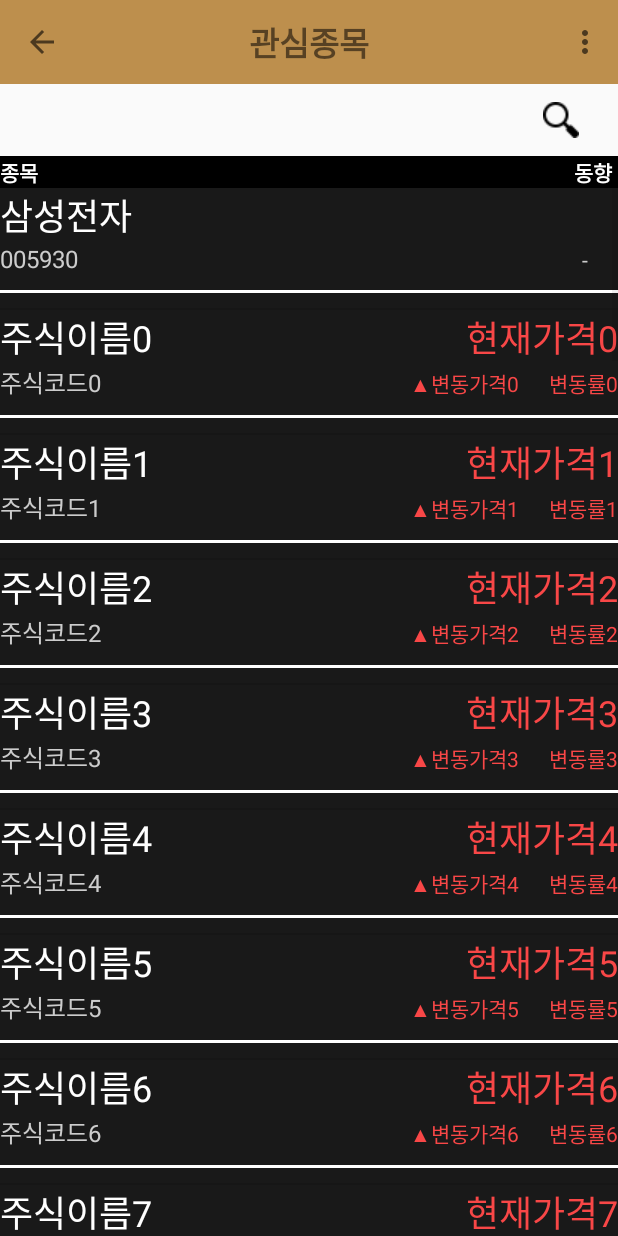
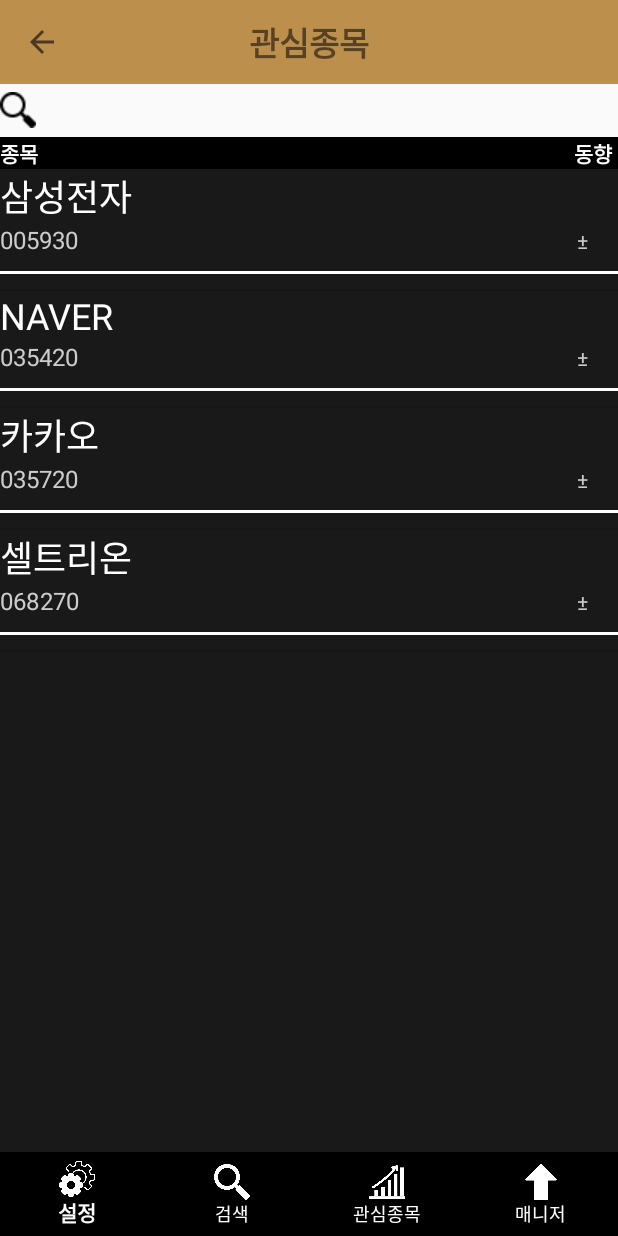
Before and after one commit to CDST-Studio/JAVA-StockOverlay, an Android app: the MainActivity screen opened directly, with no data from a screen before it, on a phone screen of 412 x 824 dp. Run offline under Robolectric (Android 15) with nearby library versions, the phone set to English and light mode, and no system bars; our stand-ins replace Firebase (no records; nobody signed in at launch, a user with empty details on screens opened directly), data binding; 8 statements that could not run were skipped.

Commit message:
1. MainActivity를 Fragment로 전환 2. 하단 네비게이션바 추가 및 이미지 추가

```diff
--- a/app/build.gradle
+++ b/app/build.gradle
@@ -48,6 +48,9 @@
     // 웹 크롤링용 jsoup
     implementation 'org.jsoup:jsoup:1.11.3'
 
+    //noinspection GradleCompatible
+    implementation 'com.android.support:design:28.0.0'
+
     implementation 'androidx.multidex:multidex:2.0.1'
     implementation 'androidx.appcompat:appcompat:1.2.0'
     implementation 'com.google.android.material:material:1.2.1'
--- a/app/src/main/java/Module/Crawling.java
+++ b/app/src/main/java/Module/Crawling.java
@@ -60,13 +60,12 @@
         String cFlag = "-";
 
         String crawlingResult = doc.select("#chart_area > div.rate_info > div.today > p.no_exday > em").text().split(" ")[0];
-        Log.d("Change check", "result = "+crawlingResult);
         if(crawlingResult.equals("상승")) {
             cFlag = "▲";
         }else if (crawlingResult.equals("하락")) {
             cFlag = "▼";
         }else {
-            cFlag = "-";
+            cFlag = "±";
         }
 
         return cFlag;
@@ -75,15 +74,14 @@
     // 전일 종가 대비 등락률 계산 메서드
     public String changeRate() {
         String[] crawlingResult = doc.select("#chart_area > div.rate_info > div.today > p.no_exday > em").text().split(" ");
-        Log.d("ChangeRate check", "result = "+crawlingResult);
-        String rate = crawlingResult[3] + crawlingResult[4] + crawlingResult[6];
+        String rate = crawlingResult[crawlingResult.length - 2] + crawlingResult[crawlingResult.length - 1];
         return rate;
     }
 
     // 전일 종가 대비 등락 가격 계산 메서드
     public String changePrice() {
-        Log.d("ChangePrice check", "result = "+doc.select("#chart_area > div.rate_info > div.today > p.no_exday > em").text().split(" ")[1]);
-        return doc.select("#chart_area > div.rate_info > div.today > p.no_exday > em").text().split(" ")[1];
+        String[] crawlingResult = doc.select("#chart_area > div.rate_info > div.today > p.no_exday > em").text().split(" ");
+        return crawlingResult[1];
     }
 
     public String codeToName() {
--- /dev/null
+++ b/app/src/main/java/View/Fragment/MainFragment.java
@@ -0,0 +1,84 @@
+package View.Fragment;
+
+import android.content.Intent;
+import android.os.Bundle;
+import android.view.LayoutInflater;
+import android.view.Menu;
+import android.view.MenuInflater;
+import android.view.MenuItem;
+import android.view.View;
+import android.view.ViewGroup;
+import android.widget.Button;
+import android.widget.ListView;
+import android.widget.Toast;
+
+import androidx.annotation.NonNull;
+import androidx.annotation.Nullable;
+import androidx.appcompat.app.ActionBar;
+import androidx.appcompat.widget.Toolbar;
+import androidx.fragment.app.Fragment;
+import androidx.lifecycle.ViewModelProvider;
+
+import com.google.firebase.auth.FirebaseAuth;
+import com.needfor.stockoverlay.R;
+import com.needfor.stockoverlay.databinding.ActivityMainBinding;
+
+import java.util.ArrayList;
+
+import Model.Stock;
+import Module.DBA;
+import View.ListViewAdapter;
+import ViewModel.stockViewModel;
+
+public class MainFragment extends Fragment {
+    private ActivityMainBinding binding;
+    private ListViewAdapter adapter;
+    private ViewGroup viewGroup;
+
+    @Nullable
+    @Override
+    public View onCreateView(@NonNull LayoutInflater inflater, @Nullable ViewGroup container, @Nullable Bundle savedInstanceState) {
+        viewGroup = (ViewGroup) inflater.inflate(R.layout.fragment_main, container,false);
+
+        //createStock();
+        binding = ActivityMainBinding.inflate(getLayoutInflater()); //데이터 바인딩
+
+        //Observer
+        stockViewModel model = new ViewModelProvider(this).get(stockViewModel.class);
+        ArrayList<Stock> noLiveStockList = model.getStockList().getValue(); // 이거 시현이가 쓰면 된다.
+
+        ListView listview = viewGroup.findViewById(R.id.stocklist);
+        adapter = new ListViewAdapter();
+        String[] exStocks = {"삼성전자", "NAVER", "카카오", "셀트리온"};
+        for (int i = 0; i < exStocks.length; i++) {
+            Stock stock = new Stock(exStocks[i]);
+            new DBA().initStock(getResources().getAssets(), stock);
+            adapter.addItem(stock.getName(), stock.getStockCode(), stock.getCurrentPrice(), stock.getChangePrice(), stock.getChangeRate(), stock.getChange());
+        }
+        listview.setAdapter(adapter);
+
+        Button search = viewGroup.findViewById(R.id.Button_search);
+        search.setOnClickListener(new View.OnClickListener() {
+            @Override
+            public void onClick(View v) {
+
+            }
+        });
+
+        //stockViewModel model = new ViewModelProvider(this).get(stockViewModel.class); // Observer
+        //ArrayList<Stock> noLiveStockList = model.getStockList().getValue(); // 이거 시현이가 쓰면 된다.
+
+        /*
+        final Observer<ArrayList<Stock>> stockObserver = new Observer<ArrayList<Stock>>() {
+            @Override
+            public void onChanged(ArrayList<Stock> stockArray) {
+                //여기에서 값 업데이트
+            }
+        };
+
+        model.getStockList().observe(this, stockObserver); //Observer
+        */
+
+        return viewGroup;
+    }
+}
--- a/app/src/main/java/View/MainActivity.java
+++ b/app/src/main/java/View/MainActivity.java
@@ -1,21 +1,26 @@
 package View;
 
+import android.annotation.SuppressLint;
+import android.annotation.TargetApi;
 import android.content.Intent;
+import android.content.res.ColorStateList;
+import android.net.Uri;
+import android.os.Build;
 import android.os.Bundle;
+import android.provider.Settings;
 import android.view.Menu;
 import android.view.MenuInflater;
 import android.view.MenuItem;
-import android.view.View;
-import android.widget.Button;
-import android.widget.ListView;
 import android.widget.Toast;
 
 import androidx.annotation.NonNull;
+import androidx.annotation.Nullable;
 import androidx.appcompat.app.ActionBar;
 import androidx.appcompat.app.AppCompatActivity;
 import androidx.appcompat.widget.Toolbar;
 import androidx.lifecycle.ViewModelProvider;
 
+import com.google.android.material.bottomnavigation.BottomNavigationView;
 import com.google.firebase.auth.FirebaseAuth;
 import com.needfor.stockoverlay.R;
 import com.needfor.stockoverlay.databinding.ActivityMainBinding;
@@ -23,95 +28,103 @@
 import java.util.ArrayList;
 
 import Model.Stock;
-import Module.DBA;
+import View.Fragment.MainFragment;
 import View.Service.OverlayService;
 import ViewModel.stockViewModel;
 
 public class MainActivity extends AppCompatActivity {
-    private ActivityMainBinding binding;
-    private ListViewAdapter adapter;
+    public static int ACTION_MANAGE_OVERLAY_PERMISSION_REQUEST_CODE= 5469;
+    private BottomNavigationView bottomNavigationView;
 
     @Override
     protected void onCreate(Bundle savedInstanceState) {
         super.onCreate(savedInstanceState);
         setContentView(R.layout.activity_main);
-        createToolbar();
-        //createStock();
-        binding = ActivityMainBinding.inflate(getLayoutInflater()); //데이터 바인딩
+        createToolbar(); // 상단 네비게이션 바 생성
+        createBottomNavigation(); // 하단 네비게이션 바 생성
 
-        //Observer
-        stockViewModel model = new ViewModelProvider(this).get(stockViewModel.class);
-        ArrayList<Stock> noLiveStockList = model.getStockList().getValue(); // 이거 시현이가 쓰면 된다.
+        MainFragment mainFragment = new MainFragment();
 
-        //stockViewModel model = new ViewModelProvider(this).get(stockViewModel.class); // Observer
-        //ArrayList<Stock> noLiveStockList = model.getStockList().getValue(); // 이거 시현이가 쓰면 된다.
-
-        ListView listview = (ListView)findViewById(R.id.ListStock);
-        adapter = new ListViewAdapter();
-        for (int i = 0; i < 50; i++) {
-            if(i==0) {
-                Stock stock = new Stock("삼성전자");
-                new DBA().initStock(getResources().getAssets(), stock);
-                adapter.addItem(stock.getName(), stock.getStockCode(), stock.getCurrentPrice(), stock.getChangePrice(), stock.getChangeRate(), stock.getChange());
-            }
-            adapter.addItem("주식이름"+i ,"주식코드"+i,"현재가격"+i,
-                    "변동가격"+i,"변동률"+i,"▲");
-        }
-        listview.setAdapter(adapter);
-
-        Button search = findViewById(R.id.Button_search);
-        search.setOnClickListener(new View.OnClickListener() {
-            @Override
-            public void onClick(View v) {
-                startActivity(new Intent(MainActivity.this, SearchActivity.class));
-            }
-        });
-
-        /*final Observer<ArrayList<Stock>> stockObserver = new Observer<ArrayList<Stock>>() {
-            @Override
-            public void onChanged(ArrayList<Stock> stockArray) {
-                //여기에서 값 업데이트
-            }
-        };
-
-        model.getStockList().observe(this, stockObserver); //Observer
-        */
+        //제일 처음 띄워줄 뷰를 세팅, commit();까지 해줘야 함
+        getSupportFragmentManager().beginTransaction().replace(R.id.fragment_zone, mainFragment).commitAllowingStateLoss();
     }
 
     //  -------------- 앱바(액션바) 및 메뉴 생성 메서드 --------------
     public void createToolbar() {
         Toolbar toolbar = findViewById(R.id.main_toolbar);
         setSupportActionBar(toolbar);
+
         ActionBar actionBar = getSupportActionBar();
         actionBar.setDisplayShowCustomEnabled(true);
         actionBar.setDisplayShowTitleEnabled(false);//기본 제목을 없애줍니다.
         actionBar.setDisplayHomeAsUpEnabled(true);
     }
 
-    @Override
-    public boolean onCreateOptionsMenu(Menu menu) {
-        MenuInflater menuInflater = getMenuInflater();
-        menuInflater.inflate(R.menu.main_menu, menu);
-        return super.onCreateOptionsMenu(menu);
+    @SuppressLint("ResourceType")
+    public void createBottomNavigation() {
+        bottomNavigationView = findViewById(R.id.bottomNavigationView); // 하단 액션바(네비게이션 바, 툴바)
+        bottomNavigationView.setItemIconTintList(getResources().getColorStateList(R.color.white));
+        bottomNavigationView.setItemTextColor(getResources().getColorStateList(R.color.white));
+        bottomNavigationView.setOnNavigationItemSelectedListener(new BottomNavigationView.OnNavigationItemSelectedListener() {
+            @Override public boolean onNavigationItemSelected(@NonNull MenuItem menuItem) {
+                switch (menuItem.getItemId()) {
+                    case R.id.tab1:
+
+                        return true;
+                    case R.id.tab2:
+                         startActivity(new Intent(MainActivity.this, SearchActivity.class));
+                         return true;
+                    case R.id.tab3:
+                         return true;
+                    case R.id.tab4:
+                        checkPermission();
+                        return true;
+                    default: return false;
+                }
+            }
+        });
     }
 
+    //  -------------- 다른 앱 위에 그리기 권한 및 각종 권한을 사용자에게 요구하는 소스 코드 --------------
+    public void checkPermission() {
+        // 마시멜로우 이상일 경우
+        if (Build.VERSION.SDK_INT >= Build.VERSION_CODES.M) {
+            // 다른앱 위에 그리기 체크
+            if (!Settings.canDrawOverlays(this)) {
+                Uri uri = Uri.fromParts("package" , getPackageName(), null);
+                Intent intent = new Intent(Settings.ACTION_MANAGE_OVERLAY_PERMISSION, uri);
+                startActivityForResult(intent, ACTION_MANAGE_OVERLAY_PERMISSION_REQUEST_CODE);
+            } else {
+                startOverlay();
+            }
+        } else {
+            startOverlay();
+        }
+    }
+
+    @TargetApi(Build.VERSION_CODES.M)
     @Override
-    public boolean onOptionsItemSelected(@NonNull MenuItem item) {
-        switch (item.getItemId()) {
-            case R.id.logout :
-                FirebaseAuth.getInstance().signOut();
-                Toast.makeText(getApplicationContext(), "로그아웃", Toast.LENGTH_SHORT).show();
-                break;
+    protected void onActivityResult(int requestCode, int resultCode, Intent data) {
+        super.onActivityResult(requestCode, resultCode, data);
+        if (requestCode == ACTION_MANAGE_OVERLAY_PERMISSION_REQUEST_CODE) {
+            if (!Settings.canDrawOverlays(this)) {
+                finish();
+            } else {
+                startOverlay();
+            }
         }
-        return super.onOptionsItemSelected(item);
+    }
+
+
+    void startOverlay(){
+        if (Build.VERSION.SDK_INT >= Build.VERSION_CODES.O) {
+            startForegroundService(new Intent(this, OverlayService.class));
+        } else {
+            startService(new Intent(this, OverlayService.class));
+        }
     }
 
     //  -------------- 기타 메서드 --------------
-    private void callSearchStockActivity(){ //main에서 상세 검색 창으로 이동
-        Intent search_stockIntent = new Intent(this, SearchActivity.class);
-        startActivity(search_stockIntent);
-    }
-
     /*private void createStock() { // 주식 레이아웃 동적 생성 크롤링한 Array 출력
         LinearLayout Layout_stock = new LinearLayout(this);
         LinearLayout.LayoutParams params = new LinearLayout.LayoutParams(LinearLayout.LayoutParams.MATCH_PARENT, LinearLayout.LayoutParams.WRAP_CONTENT);
--- /dev/null
+++ b/app/src/main/res/drawable/bottom_menu_color.xml
@@ -0,0 +1,5 @@
+<?xml version="1.0" encoding="utf-8"?>
+<selector xmlns:android="http://schemas.android.com/apk/res/android">
+    <item android:color="@color/stockoverlay_brown" android:state_checked="true" />
+    <item android:color="@color/white" android:state_checked="false" />
+</selector>
--- /dev/null
+++ b/app/src/main/res/drawable/item_color.xml
@@ -0,0 +1,5 @@
+<?xml version="1.0" encoding="utf-8"?>
+<selector xmlns:android="http://schemas.android.com/apk/res/android">
+    <item android:state_checked="true" android:color="@color/stockoverlay_brown"/>
+    <item android:color="#FFFFFF"/>
+</selector>
--- a/app/src/main/res/layout/activity_main.xml
+++ b/app/src/main/res/layout/activity_main.xml
@@ -1,14 +1,13 @@
 <?xml version="1.0" encoding="utf-8"?>
 <layout xmlns:android="http://schemas.android.com/apk/res/android"
     xmlns:tools="http://schemas.android.com/tools"
-    xmlns:app="http://schemas.android.com/apk/res-auto"
-    tools:context=".StartActivity">
+    xmlns:app="http://schemas.android.com/apk/res-auto">
 
-    <LinearLayout
-        android:layout_height="wrap_content"
+    <androidx.coordinatorlayout.widget.CoordinatorLayout
         android:layout_width="match_parent"
-        tools:ignore="MissingConstraints"
-        android:orientation="vertical" >
+        android:layout_height="match_parent"
+        android:orientation="vertical"
+        tools:ignore="MissingConstraints">
 
         <androidx.appcompat.widget.Toolbar
             android:id="@+id/main_toolbar"
@@ -24,54 +23,27 @@
                 android:text="관심종목"
                 android:textSize="22dp"
                 android:textStyle="bold"></TextView>
-
         </androidx.appcompat.widget.Toolbar>
 
-        <LinearLayout
-            android:layout_width="wrap_content"
-            android:layout_height="wrap_content"
-            android:layout_gravity="right">
+        <FrameLayout
+            android:id="@+id/fragment_zone"
+            android:layout_width="match_parent"
+            android:layout_height="match_parent"
+            android:layout_marginTop="?attr/actionBarSize"
+            android:layout_marginBottom="?attr/actionBarSize" />
 
-            <Button
-                android:id="@+id/Button_search"
-                android:layout_width="50dp"
-                android:layout_height="wrap_content"
-                android:background="#00ff0000"
-                android:drawableLeft="@drawable/ic_search"></Button>
-        </LinearLayout>
-
-        <LinearLayout
+        <com.google.android.material.bottomnavigation.BottomNavigationView
+            android:id="@+id/bottomNavigationView"
             android:layout_width="match_parent"
             android:layout_height="wrap_content"
-            android:background="#000000">
-
-            <TextView
-                android:layout_width="wrap_content"
-                android:layout_height="wrap_content"
-                android:layout_marginEnd="355dp"
-                android:layout_marginRight="355dp"
-                android:gravity="center"
-                android:text="종목"
-                android:textColor="#FFFFFF"
-                android:textStyle="bold"></TextView>
-
-            <TextView
-                android:id="@+id/textView"
-                android:layout_width="30dp"
-                android:layout_height="wrap_content"
-                android:layout_gravity="right"
-                android:gravity="center"
-                android:text="동향"
-                android:textColor="#FFFFFF"
-                android:textStyle="bold" />
-
-        </LinearLayout>
-
-        <ListView
-            android:id="@+id/ListStock"
-            android:layout_width="match_parent"
-            android:layout_height="match_parent"
-            android:background="@color/stockoverlay_black"></ListView>
-    </LinearLayout>
+            android:layout_gravity="bottom"
+            android:layout_marginStart="0dp"
+            android:layout_marginEnd="0dp"
+            app:itemBackground="@color/black"
+            app:labelVisibilityMode="labeled"
+            app:itemIconTint="@drawable/bottom_menu_color"
+            app:itemTextColor="@drawable/bottom_menu_color"
+            app:menu="@menu/bottom_menu" />
+    </androidx.coordinatorlayout.widget.CoordinatorLayout>
 
 </layout>
--- /dev/null
+++ b/app/src/main/res/layout/fragment_main.xml
@@ -0,0 +1,53 @@
+<?xml version="1.0" encoding="utf-8"?>
+<LinearLayout xmlns:android="http://schemas.android.com/apk/res/android"
+    xmlns:app="http://schemas.android.com/apk/res-auto"
+    android:layout_width="match_parent"
+    android:layout_height="match_parent"
+    android:orientation="vertical">
+
+    <LinearLayout
+        android:layout_width="match_parent"
+        android:layout_height="35dp"
+        android:layout_gravity="right">
+
+        <Button
+            android:id="@+id/Button_search"
+            android:layout_width="match_parent"
+            android:layout_height="wrap_content"
+            android:background="#00ff0000"
+            android:drawableLeft="@drawable/ic_search"></Button>
+    </LinearLayout>
+
+    <LinearLayout
+        android:layout_width="match_parent"
+        android:layout_height="wrap_content"
+        android:background="#000000">
+
+        <TextView
+            android:layout_width="wrap_content"
+            android:layout_height="wrap_content"
+            android:layout_marginEnd="355dp"
+            android:layout_marginRight="355dp"
+            android:gravity="center"
+            android:text="종목"
+            android:textColor="#FFFFFF"
+            android:textStyle="bold"></TextView>
+
+        <TextView
+            android:id="@+id/textView"
+            android:layout_width="30dp"
+            android:layout_height="wrap_content"
+            android:layout_gravity="right"
+            android:gravity="center"
+            android:text="동향"
+            android:textColor="#FFFFFF"
+            android:textStyle="bold" />
+
+    </LinearLayout>
+
+    <ListView
+        android:id="@+id/stocklist"
+        android:layout_width="match_parent"
+        android:layout_height="match_parent"
+        android:background="@color/stockoverlay_black"></ListView>
+</LinearLayout>
--- a/app/src/main/res/layout/overlay_view.xml
+++ b/app/src/main/res/layout/overlay_view.xml
@@ -7,12 +7,12 @@
 
     <ImageButton
         android:id="@+id/btn_overlay"
-        android:layout_width="50dp"
-        android:layout_height="50dp"
+        android:layout_width="75dp"
+        android:layout_height="75dp"
         android:background="@null"
         android:filterTouchesWhenObscured="true"
         android:scaleType="centerCrop"
-        android:src="@drawable/ic_stock"
+        android:src="@drawable/ic_upstock"
         android:text="click"
         android:textColor="#ffffff"
         tools:ignore="MissingConstraints" />
--- /dev/null
+++ b/app/src/main/res/menu/bottom_menu.xml
@@ -0,0 +1,33 @@
+<?xml version="1.0" encoding="utf-8"?>
+<menu xmlns:android="http://schemas.android.com/apk/res/android"
+    xmlns:app="http://schemas.android.com/apk/res-auto">
+
+    <item android:id="@+id/tab1"
+        app:showAsAction="always"
+        android:icon="@drawable/bottom_ic_setting"
+        android:enabled="true"
+        android:title="설정"/>
+
+    <item
+        android:id="@+id/tab2"
+        android:enabled="true"
+        android:title="검색"
+        app:showAsAction="always"
+        android:icon="@drawable/bottom_ic_search"/>
+
+    <item
+        android:id="@+id/tab3"
+        android:checked="true"
+        android:enabled="true"
+        android:title="관심종목"
+        app:showAsAction="always"
+        android:icon="@drawable/bottom_ic_bookmarkstock"/>
+
+    <item
+        android:id="@+id/tab4"
+        android:enabled="true"
+        android:title="매니저"
+        android:visible="true"
+        app:showAsAction="always"
+        android:icon="@drawable/ic_up"/>
+</menu>
--- a/app/src/main/res/menu/main_menu.xml
+++ /dev/null
@@ -1,6 +0,0 @@
-<?xml version="1.0" encoding="utf-8"?>
-<menu xmlns:android="http://schemas.android.com/apk/res/android">
-    <item android:id="@+id/logout"
-        android:title="로그아웃">
-    </item>
-</menu>
```
Also changed, not shown: app/src/main/java/View/SearchActivity.java (+0 -18 lines), app/src/main/java/com/needfor/stockoverlay/StartActivity.java (+0 -34 lines), app/src/main/assets/StockData.json, app/src/main/res/drawable-v24/bottom_ic_bookmarkstock.png (added), app/src/main/res/drawable-v24/bottom_ic_search.png (added), app/src/main/res/drawable-v24/bottom_ic_setting.png (added), app/src/main/res/drawable-v24/ic_search.png (renamed from app/src/main/res/drawable/ic_search.png), app/src/main/res/drawable-v24/ic_up.png (added), app/src/main/res/drawable-v24/ic_upstock.png (added).
